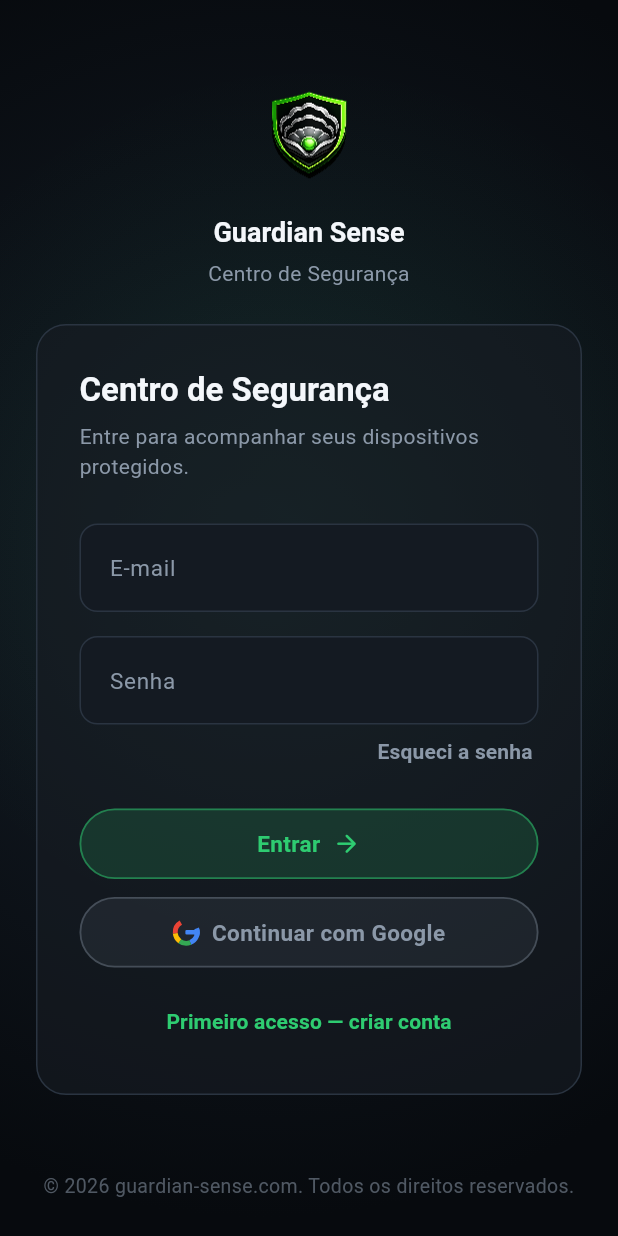
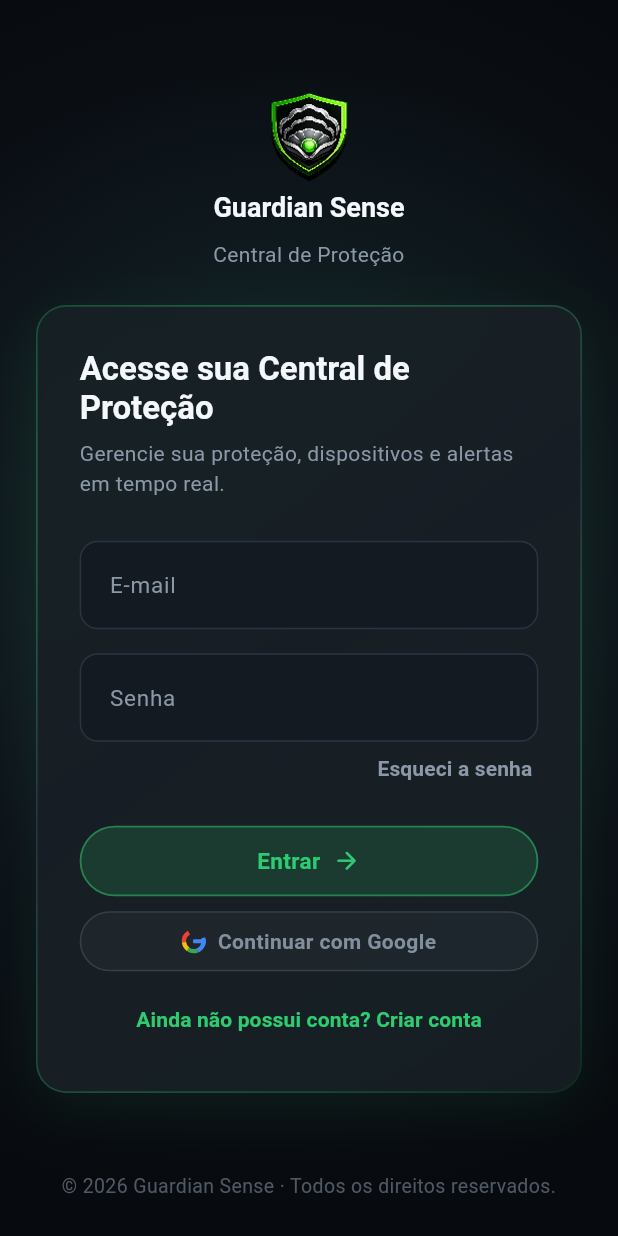
Before and after one commit to devhousecoastline/portal-guardiansense, a Flutter app: the screen it shows after launch, on a phone screen of 412 x 824 dp. Run offline on Flutter 3.47's test engine with Material 3 defaults, Android fonts, the phone set to English and light mode, and no system bars; our stand-ins replace cloud_firestore, firebase_auth, firebase_core, flutter_map, go_router, latlong2 and 1 more; accounts and stored records are empty; Roboto replaces fonts that are missing (Segoe UI).

Commit message:
feat(portal): polir login premium e animar escudo com respiração

```diff
--- a/lib/app/constants.dart
+++ b/lib/app/constants.dart
@@ -1,26 +1,26 @@
 /// Constantes globais do portal web.
 abstract final class AppConstants {
   static const String appName = 'Guardian Sense';
-  static const String portalTitle = 'Centro de Segurança';
+  static const String portalTitle = 'Central de Proteção';
+  static const String loginCardTitle = 'Acesse sua Central de Proteção';
   static const String tagline =
-      'Seu aparelho continua protegido mesmo quando você não está com ele.';
+      'Seu aparelho continua protegido. Mesmo quando está longe de você.';
   static const String loginHeadline = tagline;
   static const String loginDescription =
       'O Guardian Sense monitora continuamente sinais de furto e protege '
       'automaticamente seus aplicativos e dados.';
   static const String loginCardSubtitle =
-      'Entre para acompanhar seus dispositivos protegidos.';
+      'Gerencie sua proteção, dispositivos e alertas em tempo real.';
+  static const String loginTrustLine =
+      'Proteção inteligente baseada em contexto e risco';
   static const String footerTagline =
       'Proteção inteligente para seus ativos digitais.';
-  static const String copyrightHolder = 'guardian-sense.com';
 
-  static const List<String> loginFeatures = [
-    'Detecção inteligente',
-    'Proteção offline',
-    'Recuperação por biometria',
-    'App Locker',
-    'Contenção automática',
-    'Monitoramento contínuo',
+  /// Destaques do painel de marca na login (desktop).
+  static const List<String> loginHighlights = [
+    'Proteção dos seus ativos digitais',
+    'Detecção inteligente de risco',
+    'Bloqueio automático de apps críticos',
   ];
 
   /// Largura máxima do layout desktop da login.
--- a/lib/core/widgets/guardian_logo.dart
+++ b/lib/core/widgets/guardian_logo.dart
@@ -4,9 +4,16 @@
 const _shieldAspectRatio = 630 / 834;
 
 class GuardianLogo extends StatelessWidget {
-  const GuardianLogo({super.key, this.size = 64});
+  const GuardianLogo({
+    super.key,
+    this.size = 64,
+    this.breathe = false,
+  });
 
   final double size;
+
+  /// Respiração suave (login / hero). Desligado por padrão.
+  final bool breathe;
 
   @override
   Widget build(BuildContext context) {
@@ -14,7 +21,7 @@
     final renderH = size;
     final renderW = size * _shieldAspectRatio;
 
-    return RepaintBoundary(
+    final logo = RepaintBoundary(
       child: SizedBox(
         width: renderW,
         height: renderH,
@@ -29,6 +36,54 @@
         ),
       ),
     );
+
+    if (!breathe) return logo;
+    return _BreathingLogo(child: logo);
+  }
+}
+
+class _BreathingLogo extends StatefulWidget {
+  const _BreathingLogo({required this.child});
+
+  final Widget child;
+
+  @override
+  State<_BreathingLogo> createState() => _BreathingLogoState();
+}
+
+class _BreathingLogoState extends State<_BreathingLogo>
+    with SingleTickerProviderStateMixin {
+  late final AnimationController _controller;
+  late final Animation<double> _scale;
+
+  @override
+  void initState() {
+    super.initState();
+    _controller = AnimationController(
+      vsync: this,
+      duration: const Duration(milliseconds: 3200),
+    )..repeat(reverse: true);
+    _scale = Tween<double>(begin: 1.0, end: 1.04).animate(
+      CurvedAnimation(parent: _controller, curve: Curves.easeInOut),
+    );
+  }
+
+  @override
+  void dispose() {
+    _controller.dispose();
+    super.dispose();
+  }
+
+  @override
+  Widget build(BuildContext context) {
+    return AnimatedBuilder(
+      animation: _scale,
+      builder: (context, child) => Transform.scale(
+        scale: _scale.value,
+        child: child,
+      ),
+      child: widget.child,
+    );
   }
 }
 
--- a/lib/core/widgets/guardian_pill_button.dart
+++ b/lib/core/widgets/guardian_pill_button.dart
@@ -13,6 +13,7 @@
     this.iconLeading = false,
     this.neutral = false,
     this.fullWidth = false,
+    this.compact = false,
   }) : assert(icon != null || leading != null);
 
   final String label;
@@ -23,6 +24,7 @@
   final bool iconLeading;
   final bool neutral;
   final bool fullWidth;
+  final bool compact;
 
   @override
   State<GuardianPillButton> createState() => _GuardianPillButtonState();
@@ -35,7 +37,14 @@
   Widget build(BuildContext context) {
     final enabled = widget.onPressed != null && !widget.busy;
     final base = widget.neutral ? AppColors.textMuted : AppColors.trustHigh;
-    final fg = enabled ? base : AppColors.textMuted;
+    final fg = enabled
+        ? (widget.neutral
+            ? AppColors.textMuted.withValues(alpha: 0.92)
+            : base)
+        : AppColors.textMuted;
+    final vPad = widget.compact ? 10.0 : 13.0;
+    final fontSize = widget.compact ? 14.0 : 15.0;
+    final iconSize = widget.compact ? 17.0 : 19.0;
 
     final iconWidget = widget.busy
         ? SizedBox(
@@ -44,25 +53,25 @@
             child: CircularProgressIndicator(strokeWidth: 2, color: fg),
           )
         : (widget.leading ??
-            Icon(widget.icon, size: 19, color: fg));
+            Icon(widget.icon, size: iconSize, color: fg));
 
     final pill = Material(
       color: enabled
-          ? base.withValues(alpha: widget.neutral ? 0.10 : 0.16)
+          ? base.withValues(alpha: widget.neutral ? 0.06 : 0.16)
           : AppColors.textMuted.withValues(alpha: 0.08),
       shape: StadiumBorder(
         side: BorderSide(
           color: enabled
-              ? base.withValues(alpha: widget.neutral ? 0.35 : 0.5)
+              ? base.withValues(alpha: widget.neutral ? 0.22 : 0.5)
               : AppColors.textMuted.withValues(alpha: 0.2),
-          width: 1.2,
+          width: widget.neutral ? 1.0 : 1.2,
         ),
       ),
       child: InkWell(
         onTap: widget.onPressed,
         customBorder: const StadiumBorder(),
         child: Padding(
-          padding: const EdgeInsets.symmetric(horizontal: 22, vertical: 13),
+          padding: EdgeInsets.symmetric(horizontal: 22, vertical: vPad),
           child: Row(
             mainAxisSize: widget.fullWidth ? MainAxisSize.max : MainAxisSize.min,
             mainAxisAlignment:
@@ -76,8 +85,8 @@
                 widget.label,
                 style: TextStyle(
                   color: fg,
-                  fontWeight: FontWeight.w700,
-                  fontSize: 15,
+                  fontWeight: widget.neutral ? FontWeight.w600 : FontWeight.w700,
+                  fontSize: fontSize,
                 ),
               ),
               if (!widget.iconLeading) ...[
--- a/lib/features/auth/presentation/login_page.dart
+++ b/lib/features/auth/presentation/login_page.dart
@@ -253,16 +253,18 @@
             child: Column(
               mainAxisAlignment: MainAxisAlignment.center,
               children: [
-                const GuardianLogo(size: 72),
-                const SizedBox(height: 12),
-                Text(
-                  AppConstants.appName,
-                  textAlign: TextAlign.center,
-                  style: Theme.of(context).textTheme.titleLarge?.copyWith(
-                        fontWeight: FontWeight.w700,
-                      ),
+                const GuardianLogo(size: 72, breathe: true),
+                Transform.translate(
+                  offset: const Offset(0, -6),
+                  child: Text(
+                    AppConstants.appName,
+                    textAlign: TextAlign.center,
+                    style: Theme.of(context).textTheme.titleLarge?.copyWith(
+                          fontWeight: FontWeight.w700,
+                        ),
+                  ),
                 ),
-                const SizedBox(height: 6),
+                const SizedBox(height: 4),
                 Text(
                   AppConstants.portalTitle,
                   textAlign: TextAlign.center,
--- a/lib/features/auth/presentation/widgets/auth_footer.dart
+++ b/lib/features/auth/presentation/widgets/auth_footer.dart
@@ -15,7 +15,7 @@
     return Padding(
       padding: const EdgeInsets.fromLTRB(24, 16, 24, 24),
       child: Text(
-        '© ${DateTime.now().year} ${AppConstants.copyrightHolder}. '
+        '© ${DateTime.now().year} ${AppConstants.appName} · '
         'Todos os direitos reservados.',
         style: copyright,
         textAlign: TextAlign.center,
--- a/lib/features/auth/presentation/widgets/login_form_card.dart
+++ b/lib/features/auth/presentation/widgets/login_form_card.dart
@@ -33,21 +33,51 @@
 
   @override
   Widget build(BuildContext context) {
+    final radius = BorderRadius.circular(20);
+
     return Container(
       width: double.infinity,
+      decoration: BoxDecoration(
+        borderRadius: radius,
+        boxShadow: [
+          BoxShadow(
+            color: AppColors.trustHigh.withValues(alpha: 0.08),
+            blurRadius: 28,
+            offset: const Offset(0, 10),
+          ),
+        ],
+      ),
+      child: Container(
+        decoration: BoxDecoration(
+          borderRadius: radius,
+          gradient: LinearGradient(
+            begin: Alignment.topLeft,
+            end: Alignment.bottomRight,
+            colors: [
+              AppColors.trustHigh.withValues(alpha: 0.28),
+              AppColors.divider.withValues(alpha: 0.9),
+              AppColors.trustHigh.withValues(alpha: 0.12),
+            ],
+            stops: const [0.0, 0.45, 1.0],
+          ),
+        ),
+        padding: const EdgeInsets.all(1.1),
+        child: Container(
           padding: const EdgeInsets.fromLTRB(28, 28, 28, 24),
           decoration: BoxDecoration(
-        color: AppColors.card.withValues(alpha: 0.65),
-        borderRadius: BorderRadius.circular(20),
-        border: Border.all(color: AppColors.divider),
+            color: AppColors.card.withValues(alpha: 0.92),
+            borderRadius: BorderRadius.circular(19),
           ),
           child: Column(
             crossAxisAlignment: CrossAxisAlignment.stretch,
             mainAxisSize: MainAxisSize.min,
             children: [
               Text(
-            creating ? 'Nova conta' : AppConstants.portalTitle,
-            style: Theme.of(context).textTheme.headlineMedium,
+                creating ? 'Nova conta' : AppConstants.loginCardTitle,
+                style: Theme.of(context).textTheme.headlineMedium?.copyWith(
+                      fontWeight: FontWeight.w700,
+                      height: 1.2,
+                    ),
               ),
               const SizedBox(height: 8),
               Text(
@@ -65,18 +95,22 @@
                       controller: email,
                       keyboardType: TextInputType.emailAddress,
                       autofillHints: const [AutofillHints.email],
-                  decoration: loginFieldDecoration.copyWith(labelText: 'E-mail'),
-                  validator: (v) =>
-                      v == null || v.trim().isEmpty ? 'Informe o e-mail' : null,
+                      decoration:
+                          loginFieldDecoration.copyWith(labelText: 'E-mail'),
+                      validator: (v) => v == null || v.trim().isEmpty
+                          ? 'Informe o e-mail'
+                          : null,
                     ),
                     const SizedBox(height: 16),
                     TextFormField(
                       controller: password,
                       obscureText: true,
                       autofillHints: const [AutofillHints.password],
-                  decoration: loginFieldDecoration.copyWith(labelText: 'Senha'),
-                  validator: (v) =>
-                      v == null || v.length < 6 ? 'Mínimo de 6 caracteres' : null,
+                      decoration:
+                          loginFieldDecoration.copyWith(labelText: 'Senha'),
+                      validator: (v) => v == null || v.length < 6
+                          ? 'Mínimo de 6 caracteres'
+                          : null,
                     ),
                     if (!creating) ...[
                       const SizedBox(height: 4),
@@ -112,17 +146,18 @@
                 busy: busy,
                 onPressed: busy ? null : onSubmit,
               ),
-          const SizedBox(height: 12),
+              const SizedBox(height: 10),
               GuardianPillButton(
                 label: 'Continuar com Google',
-            leading: const GoogleGMark(size: 18),
+                leading: const GoogleGMark(size: 16),
                 iconLeading: true,
                 neutral: true,
+                compact: true,
                 fullWidth: true,
                 busy: busy,
                 onPressed: busy ? null : onGoogleSignIn,
               ),
-          const SizedBox(height: 12),
+              const SizedBox(height: 8),
               TextButton(
                 onPressed: busy ? null : onToggleMode,
                 style: TextButton.styleFrom(
@@ -130,12 +165,14 @@
                 ),
                 child: Text(
                   creating
-                  ? 'Já tenho conta — entrar'
-                  : 'Primeiro acesso — criar conta',
+                      ? 'Já possui conta? Entrar'
+                      : 'Ainda não possui conta? Criar conta',
                 ),
               ),
             ],
           ),
+        ),
+      ),
     );
   }
 }
```
Also changed, not shown: lib/features/auth/presentation/widgets/login_brand_panel.dart (+70 -15 lines), 1 other file. Lines whose indentation alone changed are shown as unchanged.
